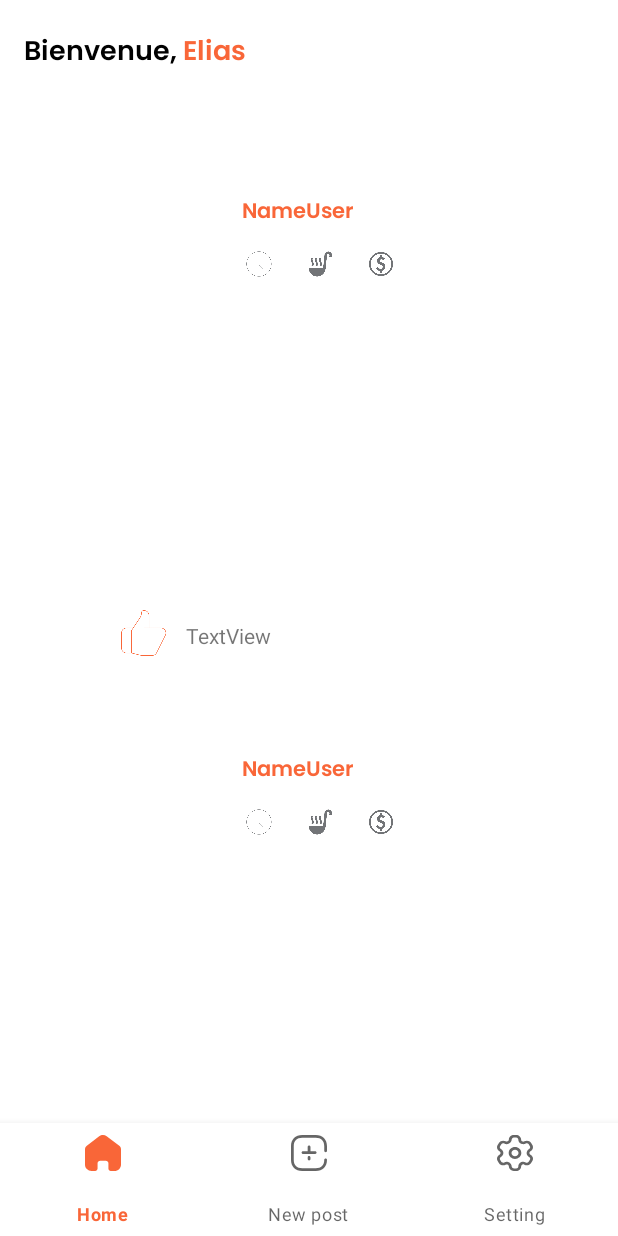
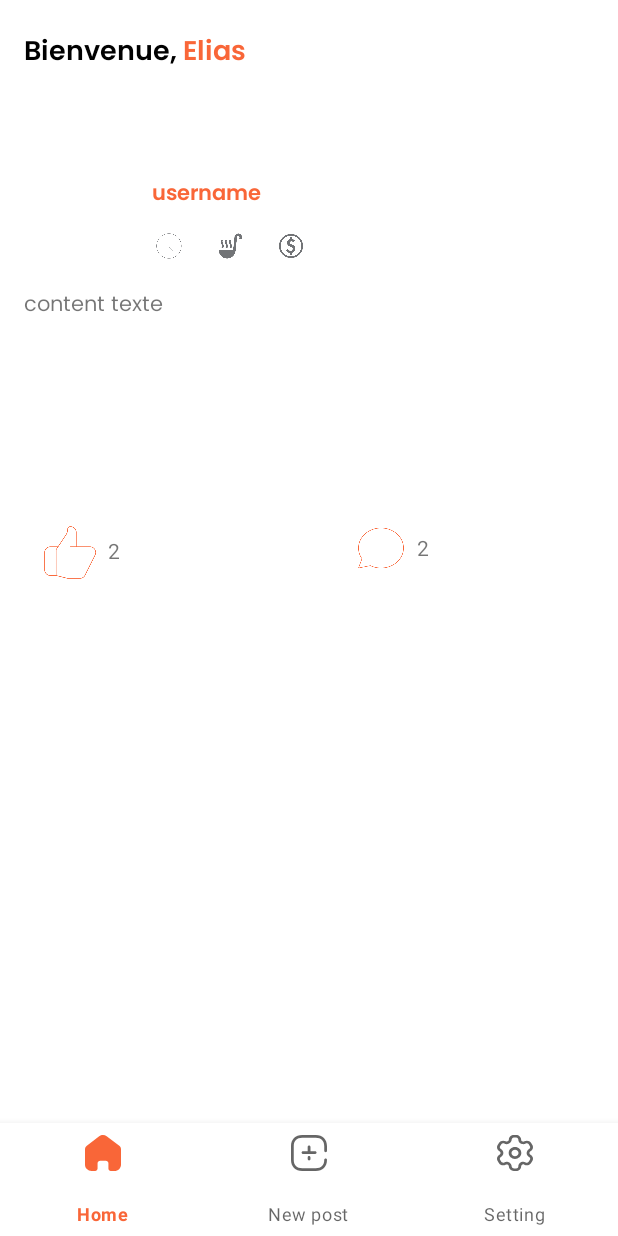
Before and after one commit to Nathancdl/kotlin-project, an Android app: the screen it shows after launch (MainScreen), on a phone screen of 412 x 824 dp. Run offline under Robolectric (Android 15) with nearby library versions, the phone set to English and light mode, and no system bars.

Commit message:
add comment

```diff
--- a/app/src/main/java/com/example/kotlin_project/HomeFragment.kt
+++ b/app/src/main/java/com/example/kotlin_project/HomeFragment.kt
@@ -5,6 +5,7 @@ import android.os.Bundle
 import android.view.LayoutInflater
 import android.view.View
 import android.view.ViewGroup
+import android.widget.ImageButton
 import android.widget.LinearLayout
 import android.widget.ScrollView
 import android.widget.TextView
@@ -14,35 +15,23 @@ class HomeFragment : Fragment(R.layout.fragment_home){
 
     @SuppressLint("MissingInflatedId")
     override fun onCreateView(
-
         inflater: LayoutInflater,
         container: ViewGroup?,
         savedInstanceState: Bundle?
     ): View {
 
 
-        val layoutInflater = LayoutInflater.from(context)
 
-        // Inflater le layout XML en une vue
         val rootView = inflater.inflate(R.layout.fragment_home, container, false)
 
-        // Obtenir une référence à la vue container
+
         val scrollView = rootView.findViewById<ScrollView>(R.id.MainScrollView)
 
-        // Créer un conteneur LinearLayout
 
         val linearLayout = scrollView.findViewById<LinearLayout>(R.id.scrolllinearlayout)
 
 
-        val text1 = "Text 1"
-
-        linearLayout.addView(createVisualElement(inflater, linearLayout, text1))
-        linearLayout.addView(createVisualElement(inflater, linearLayout, text1))
-        linearLayout.addView(createVisualElement(inflater, linearLayout, text1))
-        linearLayout.addView(createVisualElement(inflater, linearLayout, text1))
-        linearLayout.addView(createVisualElement(inflater, linearLayout, text1))
-        linearLayout.addView(createVisualElement(inflater, linearLayout, text1))
-        linearLayout.addView(createVisualElement(inflater, linearLayout, text1))
+        linearLayout.addView(createViewPost( "1",inflater, linearLayout, "username", "content texte", 2, 2))
 
 
         /*
@@ -50,6 +39,9 @@ class HomeFragment : Fragment(R.layout.fragment_home){
         */
         return rootView
     }
+
+
+
     /*
     override fun onStart() {
         super.onStart();
@@ -63,12 +55,43 @@ class HomeFragment : Fragment(R.layout.fragment_home){
         //createVisualElement(layoutInflater.from())
     }*/
 
-    fun createVisualElement(
+
+
+
+    fun createViewPost(
+        UserId: String,
         inflater: LayoutInflater,
         container: ViewGroup?,
-        text: String
+        NameUserPost: String,
+        ContentPost: String,
+        LikeNumber : Int,
+        CommentNumber : Int
     ): View {
-        val view = inflater.inflate(R.layout.visual_post, container, false)
+        val view : View = inflater.inflate(R.layout.visual_post, container, false)
+        view.findViewById<TextView>(R.id.nameusercomment).text = NameUserPost
+        view.findViewById<TextView>(R.id.contentpost).text = ContentPost
+        view.findViewById<TextView>(R.id.likenumber).text = LikeNumber.toString()
+        view.findViewById<TextView>(R.id.commentnumber).text = CommentNumber.toString()
+        view.findViewById<ImageButton>(R.id.imagelike).setOnClickListener{
+            addLike(UserId)
+            view.findViewById<TextView>(R.id.likenumber).text = (LikeNumber + 1).toString()
+
+        }
+
+        view.findViewById<ImageButton>(R.id.imagecomment).setOnClickListener{
+            // Affiche les commentaires
+            val fragmentManager = fragmentManager
+            val fragmentTransaction = fragmentManager?.beginTransaction()
+            val newFragment = HomeFragmentComment()
+            fragmentTransaction?.replace(R.id.fragment_container, newFragment)
+            fragmentTransaction?.addToBackStack(null)
+            fragmentTransaction?.commit()
+        }
+
         return view
     }
+
+    fun addLike(UserId : String){
+        //Add like to user
+    }
 }
--- a/app/src/main/res/layout/fragment_home.xml
+++ b/app/src/main/res/layout/fragment_home.xml
@@ -5,17 +5,17 @@
     android:layout_width="match_parent"
     android:layout_height="match_parent"
     tools:context=".MainScreen">
+    <FrameLayout
+        android:id="@+id/fragment_container"
+        android:layout_width="match_parent"
+        android:layout_height="match_parent">
 
         <ScrollView
             android:id="@+id/MainScrollView"
-        android:layout_width="0dp"
-        android:layout_height="0dp"
-        app:layout_constraintBottom_toBottomOf="parent"
-        app:layout_constraintEnd_toEndOf="parent"
-        app:layout_constraintHorizontal_bias="0.0"
-        app:layout_constraintStart_toStartOf="parent"
-        app:layout_constraintTop_toTopOf="parent"
-        app:layout_constraintVertical_bias="1.0" >
+            android:layout_width="match_parent"
+            android:layout_height="match_parent"
+            >
+
 
             <LinearLayout
                 android:id="@+id/scrolllinearlayout"
@@ -48,15 +48,18 @@
                         android:layout_marginTop="20dp"
                         android:fontFamily="@font/poppins_semibold"
                         android:text="@string/welcome"
+                        android:textColor="@color/black"
                         android:textSize="18dp"
                         app:layout_constraintStart_toStartOf="parent"
                         app:layout_constraintTop_toTopOf="parent"
-                    android:textColor="@color/black"
 
                         />
                 </androidx.constraintlayout.widget.ConstraintLayout>
 
             </LinearLayout>
         </ScrollView>
+    </FrameLayout>
+
+    />
 
 </androidx.constraintlayout.widget.ConstraintLayout>
--- a/app/src/main/res/layout/visual_post.xml
+++ b/app/src/main/res/layout/visual_post.xml
@@ -12,23 +12,23 @@
 
 
         <TextView
-            android:id="@+id/nameuserpost"
+            android:id="@+id/nameusercomment"
             android:layout_width="109dp"
             android:layout_height="32dp"
             android:layout_marginStart="15dp"
             android:layout_marginTop="4dp"
             android:fontFamily="@font/poppins_semibold"
-            android:text="NameUser"
+            tools:text="NameUser"
             android:textColor="@color/orange"
-            app:layout_constraintStart_toEndOf="@+id/shapeableImageView"
-            app:layout_constraintTop_toTopOf="@+id/shapeableImageView" />
+            app:layout_constraintStart_toEndOf="@+id/imageprofile"
+            app:layout_constraintTop_toTopOf="@+id/imageprofile" />
 
         <com.google.android.material.imageview.ShapeableImageView
-            android:id="@+id/shapeableImageView"
+            android:id="@+id/imageprofile"
             android:layout_width="70dp"
             android:layout_height="70dp"
-            android:layout_marginStart="76dp"
-            android:layout_marginTop="56dp"
+            android:layout_marginStart="16dp"
+            android:layout_marginTop="44dp"
             android:adjustViewBounds="true"
             android:scaleType="fitCenter"
             app:layout_constraintStart_toStartOf="parent"
@@ -43,8 +43,8 @@
             android:layout_height="20dp"
             android:layout_marginTop="4dp"
             android:layout_marginEnd="88dp"
-            app:layout_constraintEnd_toEndOf="@+id/nameuserpost"
-            app:layout_constraintTop_toBottomOf="@+id/nameuserpost"
+            app:layout_constraintEnd_toEndOf="@+id/nameusercomment"
+            app:layout_constraintTop_toBottomOf="@+id/nameusercomment"
             app:srcCompat="@drawable/clock" />
 
         <TextView
@@ -94,35 +94,56 @@
 
         <TextView
             android:id="@+id/contentpost"
-            android:layout_width="568dp"
-            android:layout_height="134dp"
-            android:layout_marginTop="24dp"
+            android:layout_width="376dp"
+            android:layout_height="121dp"
+            android:layout_marginTop="8dp"
             android:fontFamily="@font/poppins_regular"
             tools:text="Lorem ipsum dolor sit amet, consectetur adipiscing elit. Nunc euismod consectetur tortor, ut gravida mi iaculis quis. Nam vel ullamcorper ante. Mauris nunc nisl, feugiat nec lacinia a, maximus vestibulum nisi. Ut a urna at elit tincidunt dapibus. In ullamcorper mi eget nulla malesuada imperdiet. Morbi nisi quam, iaculis quis semper a, lacinia placerat elit. Vestibulum ante ipsum primis in faucibus orci luctus et ultrices posuere cubilia curae;"
-            app:layout_constraintStart_toStartOf="@+id/shapeableImageView"
-            app:layout_constraintTop_toBottomOf="@+id/shapeableImageView" />
+            app:layout_constraintStart_toStartOf="@+id/imageprofile"
+            app:layout_constraintTop_toBottomOf="@+id/imageprofile" />
 
         <ImageButton
             android:id="@+id/imagelike"
-            android:layout_width="120dp"
-            android:layout_height="40dp"
-            android:layout_marginTop="48dp"
+            android:layout_width="154dp"
+            android:layout_height="46dp"
+            android:layout_marginStart="8dp"
+            android:layout_marginTop="32dp"
             android:background="@null"
             android:scaleType="fitStart"
-            android:text="@string/welcome"
             app:layout_constraintStart_toStartOf="@+id/contentpost"
             app:layout_constraintTop_toBottomOf="@+id/contentpost"
             app:srcCompat="@drawable/like" />
 
+        <ImageButton
+            android:id="@+id/imagecomment"
+            android:layout_width="120dp"
+            android:layout_height="40dp"
+            android:layout_marginStart="56dp"
+            android:background="@null"
+            android:scaleType="fitStart"
+            app:layout_constraintStart_toEndOf="@+id/imagelike"
+            app:layout_constraintTop_toTopOf="@+id/imagelike"
+            app:srcCompat="@drawable/commentaire" />
+
         <TextView
             android:id="@+id/likenumber"
-            android:layout_width="wrap_content"
-            android:layout_height="wrap_content"
+            android:layout_width="54dp"
+            android:layout_height="20dp"
             android:layout_marginStart="48dp"
             android:layout_marginTop="12dp"
-            android:text="TextView"
             app:layout_constraintStart_toStartOf="@+id/imagelike"
-            app:layout_constraintTop_toTopOf="@+id/imagelike" />
+            app:layout_constraintTop_toTopOf="@+id/imagelike"
+            tools:text="8,998" />
+
+        <TextView
+            android:id="@+id/commentnumber"
+            android:layout_width="50dp"
+            android:layout_height="21dp"
+            android:layout_marginStart="44dp"
+            android:layout_marginTop="10dp"
+            app:layout_constraintStart_toStartOf="@+id/imagecomment"
+            app:layout_constraintTop_toTopOf="@+id/imagecomment"
+            tools:text="8,998" />
 
 
     </androidx.constraintlayout.widget.ConstraintLayout>
--- a/app/src/main/res/values/strings.xml
+++ b/app/src/main/res/values/strings.xml
@@ -14,6 +14,10 @@
 
     /*Home*/
     <string name="welcome">Bienvenue,</string>
+
+    /*comment*/
+
+    <string name="comment">Commentaire</string>
 
 
     /* Profiles */
```
Also changed, not shown: app/src/main/java/com/example/kotlin_project/HomeFragmentComment.kt (added, +52 -0 lines), app/src/main/res/layout/visual_post_comment.xml (added, +52 -0 lines), app/src/main/res/layout/visual_post_one_comment.xml (added, +46 -0 lines), app/src/main/res/drawable/back.png (added). Lines whose indentation alone changed are shown as unchanged.
